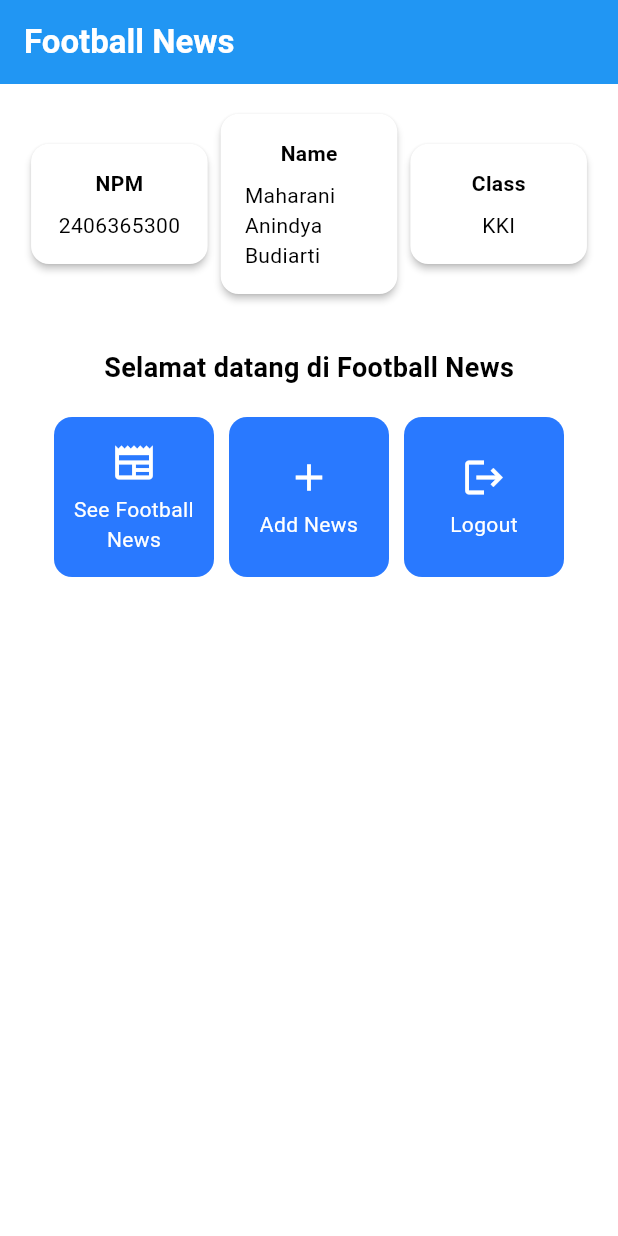
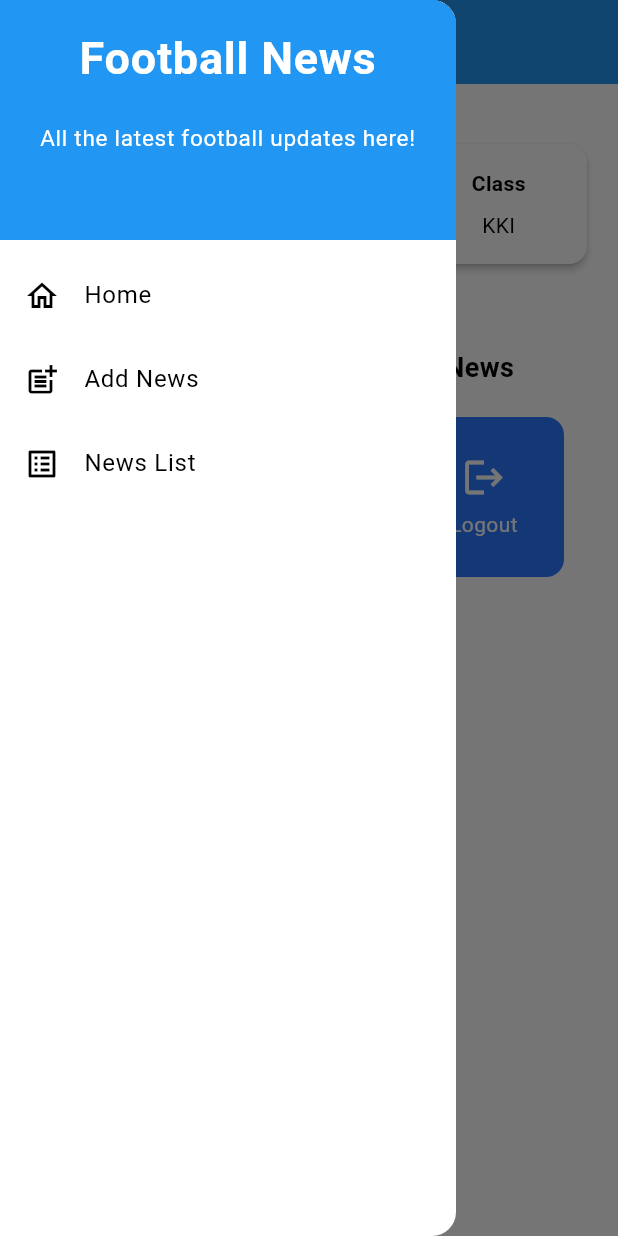
Before and after one commit to maharanianindya/football-news-mobile, a Flutter app: the screen it shows after launch, with the side drawer open (before the commit the screen has no drawer), on a phone screen of 412 x 824 dp. Run offline on Flutter 3.47's test engine with Material 3 defaults, Android fonts, the phone set to English and light mode, and no system bars.

Commit message:
tutorial 7

```diff
--- a/lib/main.dart
+++ b/lib/main.dart
@@ -1,5 +1,5 @@
 import 'package:flutter/material.dart';
-import 'package:football_news/menu.dart';
+import 'package:football_news/screens/menu.dart';
 
 void main() {
   runApp(const MyApp());
--- a/lib/menu.dart
+++ b/lib/screens/menu.dart
@@ -1,4 +1,7 @@
 import 'package:flutter/material.dart';
+import 'package:football_news/screens/newslist_form.dart';
+import 'package:football_news/widgets/left_drawer.dart';
+import 'package:football_news/widgets/news_card.dart';
 
 class MyHomePage extends StatelessWidget {
   MyHomePage({super.key});
@@ -13,14 +16,12 @@ class MyHomePage extends StatelessWidget {
     ItemHomepage("Logout", Icons.logout),
   ];
 
-
   @override
     Widget build(BuildContext context) {
     // Scaffold menyediakan struktur dasar halaman dengan AppBar dan body.
     return Scaffold(
-      // AppBar adalah bagian atas halaman yang menampilkan judul.
   appBar: AppBar(
-        // Judul aplikasi "Football News" dengan teks putih dan tebal.
+    // Application title "Football News" in bold white text
     title: const Text(
       'Football News',
       style: TextStyle(
@@ -28,9 +29,9 @@ class MyHomePage extends StatelessWidget {
         fontWeight: FontWeight.bold,
       ),
     ),
-        // Warna latar belakang AppBar diambil dari skema warna tema aplikasi.
     backgroundColor: Theme.of(context).colorScheme.primary,
   ),
+  drawer: LeftDrawer(),
       // Body halaman dengan padding di sekelilingnya.
       body: Padding(
         padding: const EdgeInsets.all(16.0),
@@ -143,14 +144,19 @@ class ItemCard extends StatelessWidget {
       borderRadius: BorderRadius.circular(12),
 
       child: InkWell(
-        // Aksi ketika kartu ditekan.
+        // Responsive area for touch
         onTap: () {
-          // Menampilkan pesan SnackBar saat kartu ditekan.
+          // Show SnackBar when clicked
           ScaffoldMessenger.of(context)
           ..hideCurrentSnackBar()
-            ..showSnackBar(
-              SnackBar(content: Text("Kamu telah menekan tombol ${item.name}!"))
-            );
+          ..showSnackBar(SnackBar(
+            content: Text("You pressed the ${item.name} button!")));
+
+          // Navigate to the appropriate route (depending on the button type)
+          if (item.name == "Tambah Berita") {
+            Navigator.push(context, MaterialPageRoute(builder: (context) => const NewsFormPage(),
+            ),);
+          }
       },
         // Container untuk menyimpan Icon dan Text
         child: Container(
--- /dev/null
+++ b/lib/widgets/left_drawer.dart
@@ -0,0 +1,75 @@
+import 'package:flutter/material.dart';
+import 'package:football_news/screens/menu.dart';
+import 'package:football_news/screens/newslist_form.dart';
+
+
+class LeftDrawer extends StatelessWidget {
+  const LeftDrawer({super.key});
+
+  @override
+  Widget build(BuildContext context) {
+    return Drawer(
+      child: ListView(
+        children: [
+          const DrawerHeader(
+            decoration: BoxDecoration(
+                color: Colors.blue,
+              ),
+            child: Column(
+              children: [
+                Text(
+                  'Football News',
+                  textAlign: TextAlign.center,
+                  style: TextStyle(
+          fontSize: 30,
+          fontWeight: FontWeight.bold,
+          color: Colors.white,
+        ),
+      ),
+      Padding(padding: EdgeInsets.all(10)),
+      Text(
+        "All the latest football updates here!",
+        textAlign: TextAlign.center,
+        style: TextStyle(
+          fontSize: 15,
+          fontWeight: FontWeight.normal,
+          color: Colors.white,
+        ),
+      ),
+    ],
+  ),
+),
+          ListTile(
+            leading: const Icon(Icons.home_outlined),
+            title: const Text('Home'),
+            // Redirect to MyHomePage
+            onTap: () {
+              Navigator.pushReplacement(
+                context,
+                MaterialPageRoute(
+                  builder: (context) => MyHomePage(),
+                ));
+            },
+          ),
+          ListTile(
+            leading: const Icon(Icons.post_add),
+            title: const Text('Add News'),
+            // Redirect to NewsFormPage
+            onTap: () {
+              Navigator.pushReplacement(context, MaterialPageRoute(builder: (context) => const NewsFormPage()),
+              );
+            },
+          ),
+        ListTile(
+          leading: const Icon(Icons.list_alt),
+          title: const Text('News List'),
+          onTap: () {
+            Navigator.pushReplacement(context, MaterialPageRoute(builder: (context) => MyHomePage()),
+            );
+          },
+        )
+       ],
+      ),
+    );
+  }
+}
```
Also changed, not shown: lib/screens/newslist_form.dart (added, +213 -0 lines), lib/widgets/news_card.dart (added, +61 -0 lines). Lines whose indentation alone changed are shown as unchanged.
